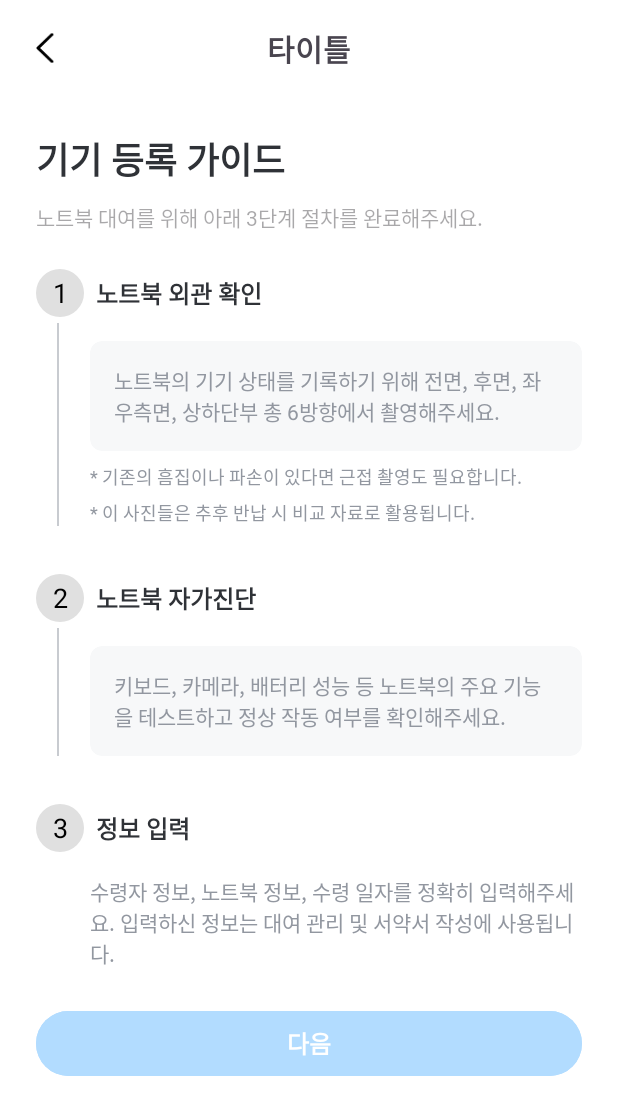
After one commit to shlee1103/Kkomdae, an Android app: the fragment AllStepGuideFragment shown on its own in the app's theme, on a phone screen of 412 x 824 dp. The commit adds this screen. Shown: the top 1115 px of the screen. Run offline under Robolectric (Android 15) with nearby library versions, the phone set to English and light mode, and no system bars.

Commit message:
feat:  기기ë등록가이드 화면 xml S12P21D101-123

```diff
--- /dev/null
+++ b/frontend/Kkomdae/app/src/main/java/com/pizza/kkomdae/ui/guide/AllStepGuideFragment.kt
@@ -0,0 +1,66 @@
+package com.pizza.kkomdae.ui.guide
+
+import android.os.Bundle
+import androidx.fragment.app.Fragment
+import android.view.LayoutInflater
+import android.view.View
+import android.view.ViewGroup
+import com.pizza.kkomdae.R
+import com.pizza.kkomdae.base.BaseFragment
+import com.pizza.kkomdae.databinding.FragmentAllStepGuideBinding
+import com.pizza.kkomdae.databinding.FragmentMainBinding
+
+// TODO: Rename parameter arguments, choose names that match
+// the fragment initialization parameters, e.g. ARG_ITEM_NUMBER
+private const val ARG_PARAM1 = "param1"
+private const val ARG_PARAM2 = "param2"
+
+/**
+ * A simple [Fragment] subclass.
+ * Use the [AllStepGuideFragment.newInstance] factory method to
+ * create an instance of this fragment.
+ */
+class AllStepGuideFragment : BaseFragment<FragmentAllStepGuideBinding>(
+    FragmentAllStepGuideBinding::bind,
+    R.layout.fragment_all_step_guide
+) {
+    // TODO: Rename and change types of parameters
+    private var param1: String? = null
+    private var param2: String? = null
+
+    override fun onCreate(savedInstanceState: Bundle?) {
+        super.onCreate(savedInstanceState)
+        arguments?.let {
+            param1 = it.getString(ARG_PARAM1)
+            param2 = it.getString(ARG_PARAM2)
+        }
+    }
+
+    override fun onCreateView(
+        inflater: LayoutInflater, container: ViewGroup?,
+        savedInstanceState: Bundle?
+    ): View? {
+        // Inflate the layout for this fragment
+        return inflater.inflate(R.layout.fragment_all_step_guide, container, false)
+    }
+
+    companion object {
+        /**
+         * Use this factory method to create a new instance of
+         * this fragment using the provided parameters.
+         *
+         * @param param1 Parameter 1.
+         * @param param2 Parameter 2.
+         * @return A new instance of fragment AllStepGuideFragment.
+         */
+        // TODO: Rename and change types and number of parameters
+        @JvmStatic
+        fun newInstance(param1: String, param2: String) =
+            AllStepGuideFragment().apply {
+                arguments = Bundle().apply {
+                    putString(ARG_PARAM1, param1)
+                    putString(ARG_PARAM2, param2)
+                }
+            }
+    }
+}
--- /dev/null
+++ b/frontend/Kkomdae/app/src/main/res/drawable/circle_gray_background.xml
@@ -0,0 +1,5 @@
+<?xml version="1.0" encoding="utf-8"?>
+<shape xmlns:android="http://schemas.android.com/apk/res/android"
+    android:shape="oval">
+    <solid android:color="#E0E0E0" /> <!-- 밝은 회색 배경 색상 -->
+</shape>
--- /dev/null
+++ b/frontend/Kkomdae/app/src/main/res/layout/fragment_all_step_guide.xml
@@ -0,0 +1,283 @@
+<?xml version="1.0" encoding="utf-8"?>
+<androidx.constraintlayout.widget.ConstraintLayout xmlns:android="http://schemas.android.com/apk/res/android"
+    xmlns:tools="http://schemas.android.com/tools"
+    android:layout_width="match_parent"
+    android:layout_height="match_parent"
+    android:background="@color/white"
+    xmlns:app="http://schemas.android.com/apk/res-auto"
+    tools:context=".ui.OathFragment">
+
+    <include
+        android:id="@+id/top_bar"
+        layout="@layout/layout_top_bar"
+        app:layout_constraintTop_toTopOf="parent"
+        app:layout_constraintStart_toStartOf="parent"
+        app:layout_constraintEnd_toEndOf="parent"/>
+
+    <ScrollView
+        android:layout_width="0dp"
+        android:layout_height="0dp"
+        app:layout_constraintStart_toStartOf="parent"
+        app:layout_constraintEnd_toEndOf="parent"
+        app:layout_constraintTop_toBottomOf="@id/top_bar"
+        app:layout_constraintBottom_toBottomOf="parent">
+
+        <androidx.constraintlayout.widget.ConstraintLayout
+            android:layout_width="match_parent"
+            android:layout_height="wrap_content">
+
+            <androidx.constraintlayout.widget.ConstraintLayout
+                android:id="@+id/content_layout"
+                android:layout_width="match_parent"
+                android:layout_height="wrap_content"
+                android:padding="24dp"
+                app:layout_constraintTop_toTopOf="parent"
+                app:layout_constraintStart_toStartOf="parent"
+                app:layout_constraintEnd_toEndOf="parent">
+
+                <TextView
+                    android:id="@+id/tv_title"
+                    android:layout_width="wrap_content"
+                    android:layout_height="wrap_content"
+                    android:text="기기 등록 가이드"
+                    style="@style/Display2"
+                    android:textColor="@color/gray700"
+                    app:layout_constraintTop_toTopOf="parent"
+                    app:layout_constraintStart_toStartOf="parent" />
+
+                <TextView
+                    app:layout_constraintStart_toStartOf="parent"
+                    android:id="@+id/tv_subtitle"
+                    android:layout_width="wrap_content"
+                    android:layout_height="wrap_content"
+                    android:hint="노트북 대여를 위해 아래 3단계 절차를 완료해주세요."
+                    app:layout_constraintTop_toBottomOf="@id/tv_title"
+                    style="@style/Label1"
+                    android:textColor="@color/gray700"
+                    android:layout_marginTop="10dp"/>
+            </androidx.constraintlayout.widget.ConstraintLayout>
+
+            <androidx.constraintlayout.widget.ConstraintLayout
+                android:id="@+id/steps_layout"
+                android:layout_width="match_parent"
+                android:layout_height="wrap_content"
+                android:paddingHorizontal="24dp"
+                android:paddingBottom="24dp"
+                app:layout_constraintTop_toBottomOf="@id/content_layout"
+                app:layout_constraintStart_toStartOf="parent"
+                app:layout_constraintEnd_toEndOf="parent">
+
+                <!-- 1단계: 노트북 외관 확인 -->
+                <androidx.constraintlayout.widget.ConstraintLayout
+                    android:id="@+id/step_1_container"
+                    android:layout_width="match_parent"
+                    android:layout_height="wrap_content"
+                    app:layout_constraintTop_toTopOf="parent"
+                    app:layout_constraintStart_toStartOf="parent"
+                    app:layout_constraintEnd_toEndOf="parent">
+
+                    <TextView
+                        android:id="@+id/tv_step_1"
+                        android:layout_width="32dp"
+                        android:layout_height="32dp"
+                        android:background="@drawable/circle_gray_background"
+                        android:text="1"
+                        android:textSize="18sp"
+                        android:textColor="@color/black"
+                        android:gravity="center"
+                        app:layout_constraintTop_toTopOf="parent"
+                        app:layout_constraintStart_toStartOf="parent" />
+
+                    <TextView
+                        android:id="@+id/tv_step_1_title"
+                        android:layout_width="wrap_content"
+                        android:layout_height="wrap_content"
+                        android:text="노트북 외관 확인"
+                        style="@style/Title1"
+                        android:textColor="@color/gray700"
+                        android:layout_marginStart="8dp"
+                        app:layout_constraintTop_toTopOf="@id/tv_step_1"
+                        app:layout_constraintBottom_toBottomOf="@id/tv_step_1"
+                        app:layout_constraintStart_toEndOf="@id/tv_step_1" />
+
+                    <View
+                        android:id="@+id/line_1"
+                        android:layout_width="1dp"
+                        android:layout_height="0dp"
+                        android:background="@color/gray200"
+                        android:layout_marginStart="14dp"
+                        android:layout_marginTop="4dp"
+                        app:layout_constraintTop_toBottomOf="@id/tv_step_1"
+                        app:layout_constraintBottom_toBottomOf="@id/tv_step_1_note"
+                        app:layout_constraintStart_toStartOf="parent" />
+
+                    <androidx.cardview.widget.CardView
+                        android:id="@+id/card_step_1"
+                        android:layout_width="0dp"
+                        android:layout_height="wrap_content"
+                        android:layout_marginStart="36dp"
+                        android:layout_marginTop="16dp"
+                        app:cardCornerRadius="8dp"
+                        app:cardElevation="0dp"
+                        app:cardBackgroundColor="@color/gray50"
+                        app:layout_constraintTop_toBottomOf="@id/tv_step_1"
+                        app:layout_constraintStart_toStartOf="parent"
+                        app:layout_constraintEnd_toEndOf="parent">
+
+                        <TextView
+                            android:layout_width="match_parent"
+                            android:layout_height="wrap_content"
+                            android:text="노트북의 기기 상태를 기록하기 위해 전면, 후면, 좌우측면, 상하단부 총 6방향에서 촬영해주세요."
+                            android:textColor="@color/gray300"
+                            android:textSize="14sp"
+                            android:padding="16dp" />
+                    </androidx.cardview.widget.CardView>
+
+                    <TextView
+                        android:id="@+id/tv_step_1_note"
+                        android:layout_width="0dp"
+                        android:layout_height="wrap_content"
+                        android:text="* 기존의 흠집이나 파손이 있다면 근접 촬영도 필요합니다.\n* 이 사진들은 추후 반납 시 비교 자료로 활용됩니다."
+                        style="@style/Caption1"
+                        android:textColor="@color/gray300"
+                        android:layout_marginTop="8dp"
+                        android:layout_marginStart="36dp"
+                        app:layout_constraintTop_toBottomOf="@id/card_step_1"
+                        app:layout_constraintStart_toStartOf="parent"
+                        app:layout_constraintEnd_toEndOf="parent" />
+                </androidx.constraintlayout.widget.ConstraintLayout>
+
+                <!-- 2단계: 노트북 자가진단 -->
+                <androidx.constraintlayout.widget.ConstraintLayout
+                    android:id="@+id/step_2_container"
+                    android:layout_width="match_parent"
+                    android:layout_height="wrap_content"
+                    android:layout_marginTop="32dp"
+                    app:layout_constraintTop_toBottomOf="@id/step_1_container"
+                    app:layout_constraintStart_toStartOf="parent"
+                    app:layout_constraintEnd_toEndOf="parent">
+
+                    <TextView
+                        android:id="@+id/tv_step_2"
+                        android:layout_width="32dp"
+                        android:layout_height="32dp"
+                        android:background="@drawable/circle_gray_background"
+                        android:text="2"
+                        android:textSize="18sp"
+                        android:textColor="@color/black"
+                        android:gravity="center"
+                        app:layout_constraintTop_toTopOf="parent"
+                        app:layout_constraintStart_toStartOf="parent" />
+
+                    <TextView
+                        android:id="@+id/tv_step_2_title"
+                        android:layout_width="wrap_content"
+                        android:layout_height="wrap_content"
+                        android:text="노트북 자가진단"
+                        style="@style/Title1"
+                        android:textColor="@color/gray700"
+                        android:layout_marginStart="8dp"
+                        app:layout_constraintTop_toTopOf="@id/tv_step_2"
+                        app:layout_constraintBottom_toBottomOf="@id/tv_step_2"
+                        app:layout_constraintStart_toEndOf="@id/tv_step_2" />
+
+                    <View
+                        android:id="@+id/line_2"
+                        android:layout_width="1dp"
+                        android:layout_height="0dp"
+                        android:background="@color/gray200"
+                        android:layout_marginStart="14dp"
+                        android:layout_marginTop="4dp"
+                        app:layout_constraintTop_toBottomOf="@id/tv_step_2"
+                        app:layout_constraintBottom_toBottomOf="@id/card_step_2"
+                        app:layout_constraintStart_toStartOf="parent" />
+
+                    <androidx.cardview.widget.CardView
+                        android:id="@+id/card_step_2"
+                        android:layout_width="0dp"
+                        android:layout_height="wrap_content"
+                        android:layout_marginStart="36dp"
+                        android:layout_marginTop="16dp"
+                        app:cardCornerRadius="8dp"
+                        app:cardElevation="0dp"
+                        app:cardBackgroundColor="@color/gray50"
+                        app:layout_constraintTop_toBottomOf="@id/tv_step_2"
+                        app:layout_constraintStart_toStartOf="parent"
+                        app:layout_constraintEnd_toEndOf="parent">
+
+                        <TextView
+                            android:layout_width="match_parent"
+                            android:layout_height="wrap_content"
+                            android:text="키보드, 카메라, 배터리 성능 등 노트북의 주요 기능을 테스트하고 정상 작동 여부를 확인해주세요."
+                            android:textColor="@color/gray300"
+                            android:textSize="14sp"
+                            android:padding="16dp" />
+                    </androidx.cardview.widget.CardView>
+                </androidx.constraintlayout.widget.ConstraintLayout>
+
+                <!-- 3단계: 정보 입력 -->
+                <androidx.constraintlayout.widget.ConstraintLayout
+                    android:id="@+id/step_3_container"
+                    android:layout_width="match_parent"
+                    android:layout_height="wrap_content"
+                    android:layout_marginTop="32dp"
+                    app:layout_constraintTop_toBottomOf="@id/step_2_container"
+                    app:layout_constraintStart_toStartOf="parent"
+                    app:layout_constraintEnd_toEndOf="parent">
+
+                    <TextView
+                        android:id="@+id/tv_step_3"
+                        android:layout_width="32dp"
+                        android:layout_height="32dp"
+                        android:background="@drawable/circle_gray_background"
+                        android:text="3"
+                        android:textSize="18sp"
+                        android:textColor="@color/black"
+                        android:gravity="center"
+                        app:layout_constraintTop_toTopOf="parent"
+                        app:layout_constraintStart_toStartOf="parent" />
+
+                    <TextView
+                        android:id="@+id/tv_step_3_title"
+                        android:layout_width="wrap_content"
+                        android:layout_height="wrap_content"
+                        android:text="정보 입력"
+                        style="@style/Title1"
+                        android:textColor="@color/gray700"
+                        android:layout_marginStart="8dp"
+                        app:layout_constraintTop_toTopOf="@id/tv_step_3"
+                        app:layout_constraintBottom_toBottomOf="@id/tv_step_3"
+                        app:layout_constraintStart_toEndOf="@id/tv_step_3" />
+
+                    <TextView
+                        android:id="@+id/tv_step_3_content"
+                        android:layout_width="0dp"
+                        android:layout_height="wrap_content"
+                        android:text="수령자 정보, 노트북 정보, 수령 일자를 정확히 입력해주세요. 입력하신 정보는 대여 관리 및 서약서 작성에 사용됩니다."
+                        android:textSize="14sp"
+                        android:textColor="@color/gray300"
+                        android:layout_marginTop="16dp"
+                        android:layout_marginStart="36dp"
+                        app:layout_constraintTop_toBottomOf="@id/tv_step_3"
+                        app:layout_constraintStart_toStartOf="parent"
+                        app:layout_constraintEnd_toEndOf="parent" />
+                </androidx.constraintlayout.widget.ConstraintLayout>
+            </androidx.constraintlayout.widget.ConstraintLayout>
+
+            <Button
+                android:id="@+id/btn_complete"
+                android:layout_width="0dp"
+                android:layout_height="51dp"
+                app:layout_constraintStart_toStartOf="parent"
+                app:layout_constraintEnd_toEndOf="parent"
+                app:layout_constraintTop_toBottomOf="@id/steps_layout"
+                android:layout_marginBottom="24dp"
+                android:text="다음"
+                android:layout_marginStart="24dp"
+                android:layout_marginEnd="24dp"
+                android:backgroundTint="@color/blue200"
+                style="@style/Title1"/>
+        </androidx.constraintlayout.widget.ConstraintLayout>
+
+    </ScrollView>
+</androidx.constraintlayout.widget.ConstraintLayout>
--- a/frontend/Kkomdae/app/src/main/res/layout/fragment_oath.xml
+++ b/frontend/Kkomdae/app/src/main/res/layout/fragment_oath.xml
@@ -1,3 +1,4 @@
+<?xml version="1.0" encoding="utf-8"?>
 <androidx.constraintlayout.widget.ConstraintLayout xmlns:android="http://schemas.android.com/apk/res/android"
     xmlns:tools="http://schemas.android.com/tools"
     android:layout_width="match_parent"
@@ -504,7 +505,7 @@
                 app:layout_constraintEnd_toEndOf="parent"
                 app:layout_constraintTop_toBottomOf="@id/cardAgreement4"
                 android:layout_marginTop="24dp"
-                android:text="완료"
+                android:text="다음"
                 android:backgroundTint="@color/blue200"
                 style="@style/Title1"/>
 
```
